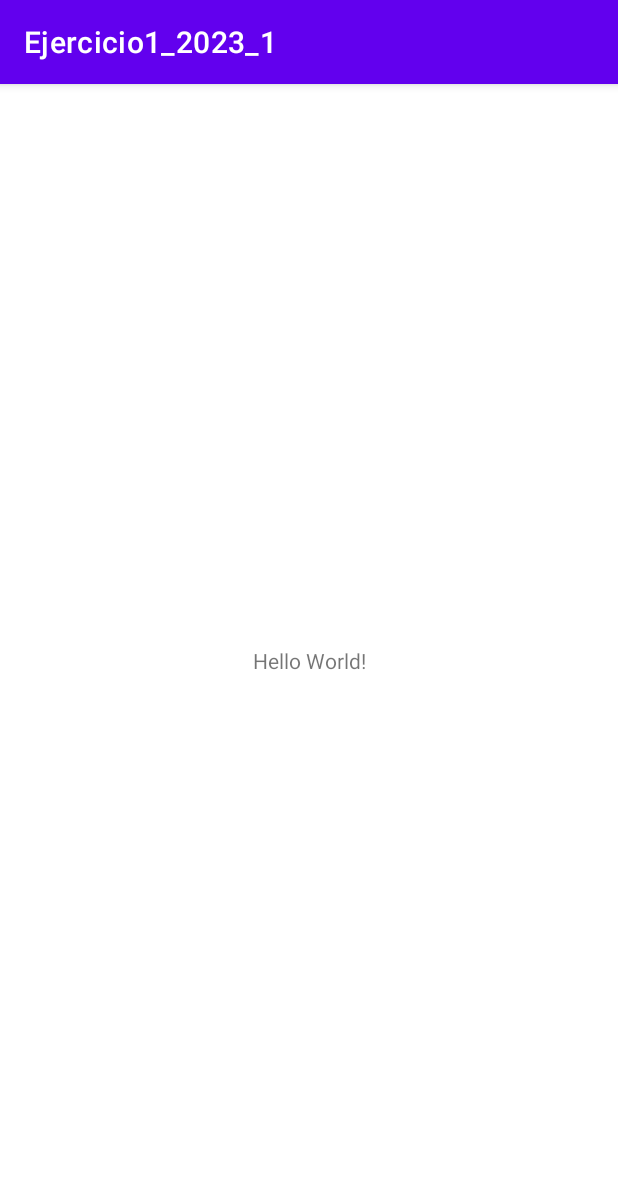
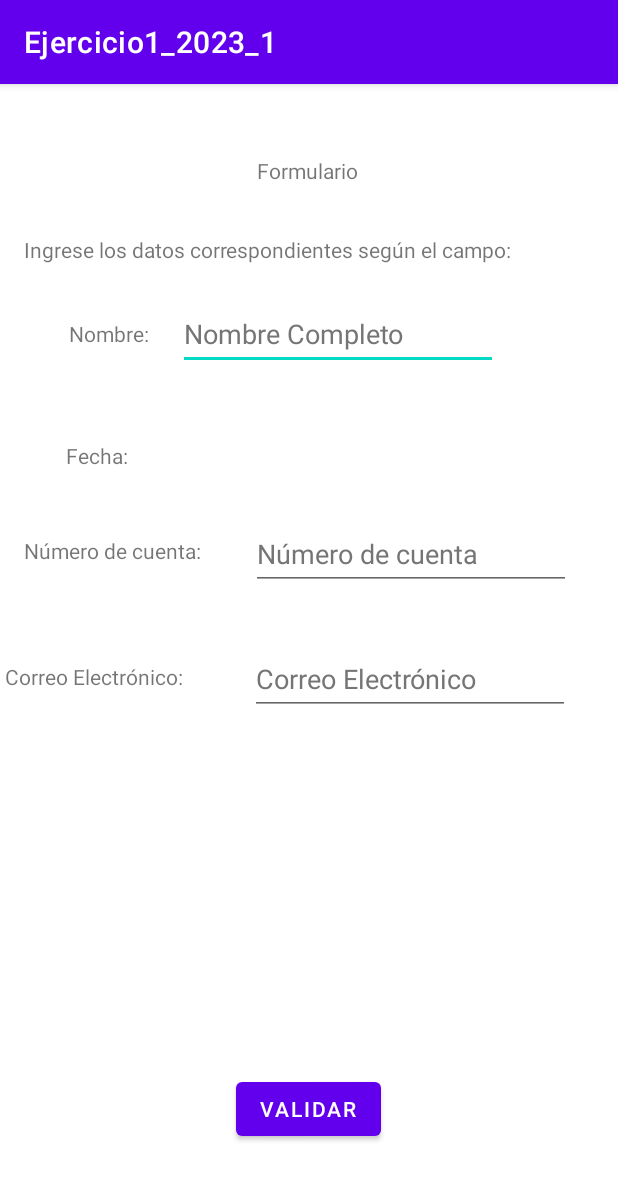
Before and after one commit to luis231298/Ejercicio1_2023_1, an Android app: the screen it shows after launch (MainActivity), on a phone screen of 412 x 824 dp. Shown: the top 1180 px of the screen. Run offline under Robolectric (Android 15) with nearby library versions, the phone set to English and light mode, and no system bars.

Commit message:
Se añaden elementos y se posicionan en el activity.

```diff
--- a/app/src/main/res/layout/activity_main.xml
+++ b/app/src/main/res/layout/activity_main.xml
@@ -7,12 +7,137 @@
     tools:context=".MainActivity">
 
     <TextView
+        android:id="@+id/textView2"
         android:layout_width="wrap_content"
         android:layout_height="wrap_content"
-        android:text="Hello World!"
-        app:layout_constraintBottom_toBottomOf="parent"
+        android:layout_marginTop="48dp"
+        android:text="@string/formulario"
         app:layout_constraintEnd_toEndOf="parent"
+        app:layout_constraintHorizontal_bias="0.498"
         app:layout_constraintStart_toStartOf="parent"
         app:layout_constraintTop_toTopOf="parent" />
 
+    <TextView
+        android:id="@+id/textView"
+        android:layout_width="wrap_content"
+        android:layout_height="wrap_content"
+        android:text="@string/instrucciones"
+        app:layout_constraintBottom_toBottomOf="parent"
+        app:layout_constraintEnd_toEndOf="parent"
+        app:layout_constraintHorizontal_bias="0.188"
+        app:layout_constraintStart_toStartOf="parent"
+        app:layout_constraintTop_toBottomOf="@+id/textView2"
+        app:layout_constraintVertical_bias="0.049" />
+
+    <TextView
+        android:id="@+id/textView3"
+        android:layout_width="wrap_content"
+        android:layout_height="wrap_content"
+        android:text="@string/nombre"
+        app:layout_constraintBottom_toBottomOf="parent"
+        app:layout_constraintEnd_toStartOf="@+id/editTextTextPersonName2"
+        app:layout_constraintHorizontal_bias="0.705"
+        app:layout_constraintStart_toStartOf="parent"
+        app:layout_constraintTop_toTopOf="parent"
+        app:layout_constraintVertical_bias="0.209" />
+
+    <EditText
+        android:id="@+id/editTextTextPersonName2"
+        android:layout_width="wrap_content"
+        android:layout_height="wrap_content"
+        android:layout_marginEnd="80dp"
+        android:ems="10"
+        android:hint="@string/nombre_completo"
+        android:inputType="textPersonName"
+        android:minHeight="48dp"
+        android:textColorHint="#757575"
+        app:layout_constraintBottom_toBottomOf="parent"
+        app:layout_constraintEnd_toEndOf="parent"
+        app:layout_constraintTop_toTopOf="parent"
+        app:layout_constraintVertical_bias="0.198"
+        android:autofillHints="" />
+
+    <TextView
+        android:id="@+id/textView4"
+        android:layout_width="wrap_content"
+        android:layout_height="wrap_content"
+        android:layout_marginStart="44dp"
+        android:text="@string/fecha"
+        app:layout_constraintBottom_toBottomOf="parent"
+        app:layout_constraintStart_toStartOf="parent"
+        app:layout_constraintTop_toBottomOf="@+id/textView3"
+        app:layout_constraintVertical_bias="0.108" />
+
+    <TextView
+        android:id="@+id/textView5"
+        android:layout_width="wrap_content"
+        android:layout_height="wrap_content"
+        android:layout_marginTop="44dp"
+        android:text="@string/numero_cuenta"
+        app:layout_constraintBottom_toBottomOf="parent"
+        app:layout_constraintEnd_toEndOf="parent"
+        app:layout_constraintHorizontal_bias="0.055"
+        app:layout_constraintStart_toStartOf="parent"
+        app:layout_constraintTop_toBottomOf="@+id/textView4"
+        app:layout_constraintVertical_bias="0.0" />
+
+    <EditText
+        android:id="@+id/editTextNumber"
+        android:layout_width="wrap_content"
+        android:layout_height="wrap_content"
+        android:layout_marginStart="32dp"
+        android:autofillHints=""
+        android:ems="10"
+        android:hint="@string/numero_cuenta2"
+        android:inputType="number"
+        android:minHeight="48dp"
+        android:textColorHint="#757575"
+        app:layout_constraintBottom_toBottomOf="parent"
+        app:layout_constraintEnd_toEndOf="parent"
+        app:layout_constraintHorizontal_bias="0.032"
+        app:layout_constraintStart_toEndOf="@+id/textView5"
+        app:layout_constraintTop_toTopOf="parent"
+        app:layout_constraintVertical_bias="0.402" />
+
+    <TextView
+        android:id="@+id/textView6"
+        android:layout_width="wrap_content"
+        android:layout_height="wrap_content"
+        android:layout_marginEnd="32dp"
+        android:text="@string/correo_electronico"
+        app:layout_constraintBottom_toBottomOf="parent"
+        app:layout_constraintEnd_toStartOf="@+id/editTextTextEmailAddress"
+        app:layout_constraintHorizontal_bias="0.2"
+        app:layout_constraintStart_toStartOf="parent"
+        app:layout_constraintTop_toTopOf="parent"
+        app:layout_constraintVertical_bias="0.515" />
+
+    <EditText
+        android:id="@+id/editTextTextEmailAddress"
+        android:layout_width="wrap_content"
+        android:layout_height="wrap_content"
+        android:layout_marginEnd="32dp"
+        android:ems="10"
+        android:hint="@string/correo_electronico2"
+        android:inputType="textEmailAddress"
+        android:minHeight="48dp"
+        android:textColorHint="#757575"
+        app:layout_constraintBottom_toBottomOf="parent"
+        app:layout_constraintEnd_toEndOf="parent"
+        app:layout_constraintTop_toTopOf="parent"
+        app:layout_constraintVertical_bias="0.518"
+        android:autofillHints="" />
+
+    <Button
+        android:id="@+id/button2"
+        android:layout_width="wrap_content"
+        android:layout_height="wrap_content"
+        android:text="@string/validar"
+        app:layout_constraintBottom_toBottomOf="parent"
+        app:layout_constraintEnd_toEndOf="parent"
+        app:layout_constraintHorizontal_bias="0.498"
+        app:layout_constraintStart_toStartOf="parent"
+        app:layout_constraintTop_toTopOf="parent"
+        app:layout_constraintVertical_bias="0.916" />
+
 </androidx.constraintlayout.widget.ConstraintLayout>
--- a/app/src/main/res/values/strings.xml
+++ b/app/src/main/res/values/strings.xml
@@ -1,3 +1,13 @@
 <resources>
     <string name="app_name">Ejercicio1_2023_1</string>
+    <string name="formulario">Formulario</string>
+    <string name="instrucciones">Ingrese los datos correspondientes según el campo:</string>
+    <string name="nombre">Nombre:</string>
+    <string name="nombre_completo">Nombre Completo</string>
+    <string name="fecha">Fecha:</string>
+    <string name="numero_cuenta">Número de cuenta:</string>
+    <string name="numero_cuenta2">Número de cuenta</string>
+    <string name="correo_electronico2">Correo Electrónico</string>
+    <string name="correo_electronico">Correo Electrónico:</string>
+    <string name="validar">Validar</string>
 </resources>
```
